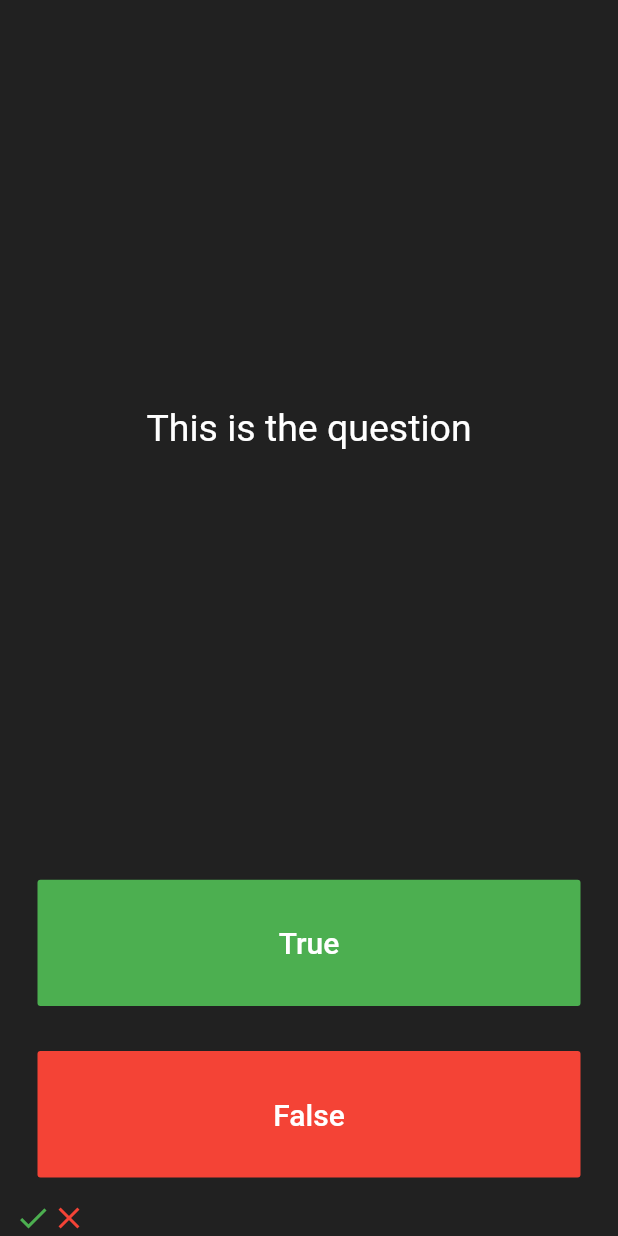
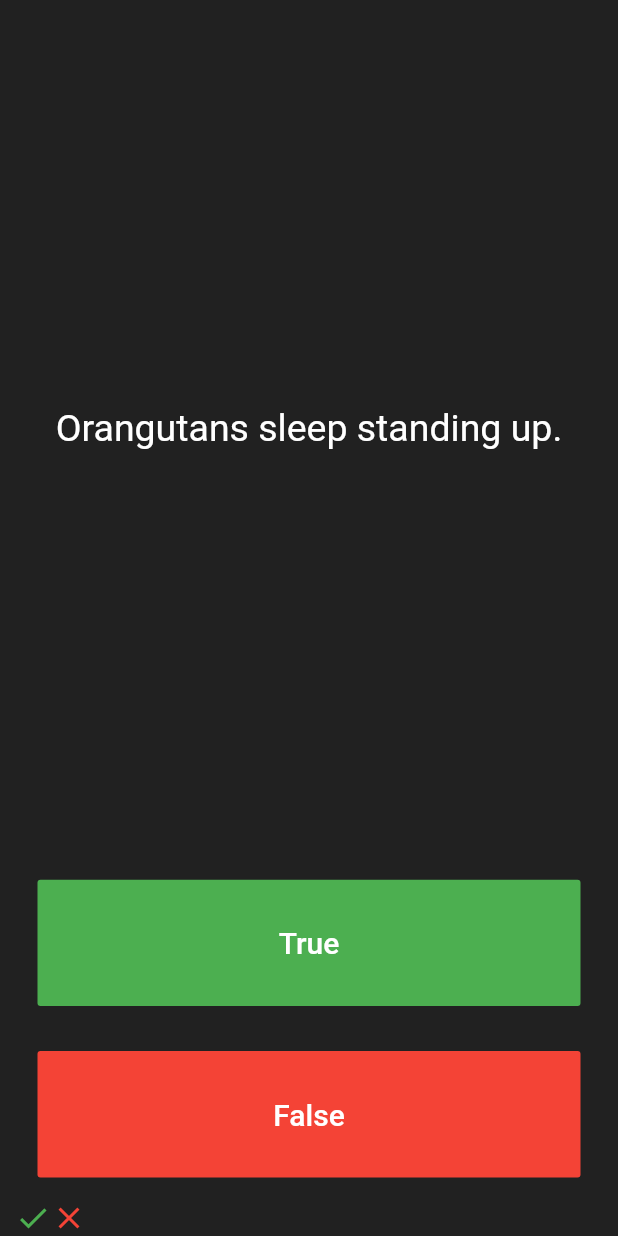
Before and after one commit to SaminYeaser/quizzapp, a Flutter app: the screen it shows after launch, after a tap on "True", after a tap on "False", on a phone screen of 412 x 824 dp. Run offline on Flutter 3.47's test engine with Material 2 defaults, Android fonts, the phone set to English and light mode, and no system bars.

Commit message:
question added

```diff
--- a/lib/main.dart
+++ b/lib/main.dart
@@ -28,10 +28,15 @@ class QuizPage extends StatefulWidget {
 
 class _QuizPageState extends State<QuizPage> {
 
-  List<Icon> ScoreSigns= [
-
+  List<Icon> ScoreSigns= [];
+  List<String> questions = [
+    'Lighters were invented before matches.', //true
+    'The Spanish national anthem has no words.', //true
+    'Orangutans sleep standing up.', //false
+    'There are more moves in chess than there are atoms in the universe.', //true
+    'We eat an average of 4 house flies (not spiders) in our sleep every year.' //false
   ];
-
+int i = 0;
   @override
   Widget build(BuildContext context) {
     return Column(
@@ -44,7 +49,7 @@ class _QuizPageState extends State<QuizPage> {
             padding: EdgeInsets.all(10.0),
             child: Center(
               child: Text(
-                'This is the question',
+                questions[i],
                 textAlign: TextAlign.center,
                 style: TextStyle(
                   fontSize: 25.0,
@@ -73,6 +78,9 @@ class _QuizPageState extends State<QuizPage> {
                     Icons.check,
                     color: Colors.green,
                   ));
+                  setState(() {
+                    i++;
+                  });
                 });
               },
             ),
@@ -97,7 +105,9 @@ class _QuizPageState extends State<QuizPage> {
                       Icons.clear,
                       color: Colors.red,
                   ));
-
+                  setState(() {
+                    i++;
+                  });
                 });
               },
             ),
```
